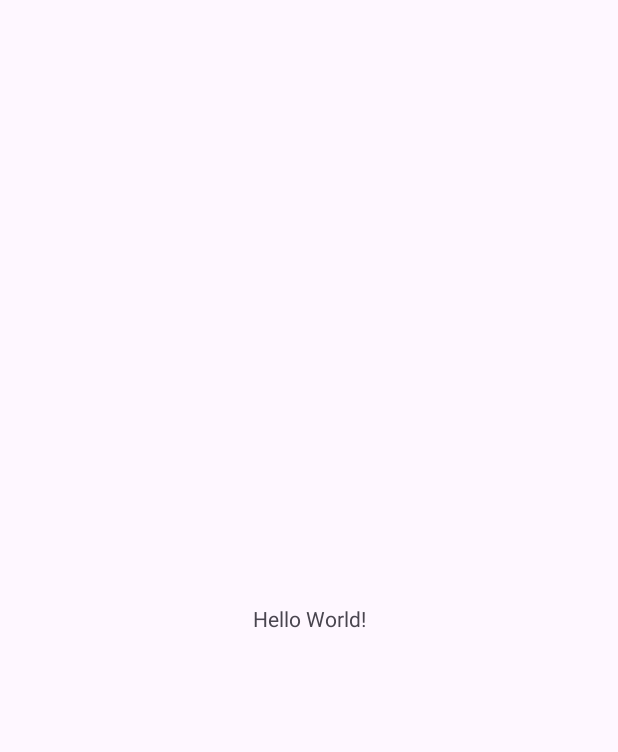
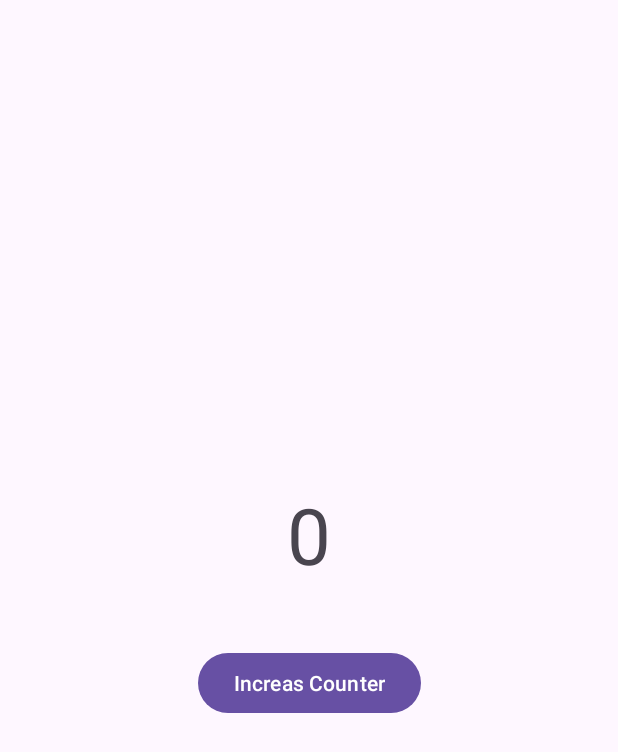
Before and after one commit to mshajkarami/viewmodel_livedata_Kotlin, an Android app: the screen it shows after launch (MainActivity), on a phone screen of 412 x 824 dp. Before the commit the part shown is almost empty. Shown: the top 752 px of the screen. Run offline under Robolectric (Android 15) with nearby library versions, the phone set to English and light mode, and no system bars.

Commit message:
feat: Implement basic counter with ViewModel
This commit introduces a simple counter functionality using Android's ViewModel component.

- Added `CounterViewModel.kt` to manage the counter's state. It includes methods to increment and retrieve the counter value.
- Updated `MainActivity.kt` to:
    - Initialize and observe the `CounterViewModel`.
    - Display the counter value in a `TextView`.
    - Increment the counter on a `Button` click and update the `TextView`.
- Modified `activity_main.xml` to include a `TextView` for displaying the counter and a `Button` to increment it.
- Added IntelliJ IDEA configuration files for App Insights and deployment target selection.

```diff
--- /dev/null
+++ b/app/src/main/java/com/irisaco/viewmodel_livedata/CounterViewModel.kt
@@ -0,0 +1,15 @@
+package com.irisaco.viewmodel_livedata
+
+import androidx.lifecycle.ViewModel
+
+class CounterViewModel : ViewModel() {
+    private var counter = 0
+
+    fun increaseCounter() {
+        counter++
+    }
+
+    fun getCounter(): Int {
+        return counter
+    }
+}
--- a/app/src/main/java/com/irisaco/viewmodel_livedata/MainActivity.kt
+++ b/app/src/main/java/com/irisaco/viewmodel_livedata/MainActivity.kt
@@ -1,12 +1,20 @@
 package com.irisaco.viewmodel_livedata
 
 import android.os.Bundle
+import android.widget.Button
+import android.widget.TextView
 import androidx.activity.enableEdgeToEdge
+import androidx.activity.viewModels
 import androidx.appcompat.app.AppCompatActivity
 import androidx.core.view.ViewCompat
 import androidx.core.view.WindowInsetsCompat
 
 class MainActivity : AppCompatActivity() {
+    private lateinit var counterTextView: TextView
+    private lateinit var increaseButton: Button
+
+    private val viewModel : CounterViewModel by viewModels()
+    private var counter = 0
     override fun onCreate(savedInstanceState: Bundle?) {
         super.onCreate(savedInstanceState)
         enableEdgeToEdge()
@@ -16,5 +24,15 @@ class MainActivity : AppCompatActivity() {
             v.setPadding(systemBars.left, systemBars.top, systemBars.right, systemBars.bottom)
             insets
         }
+        counterTextView =findViewById(R.id.txt_counter)
+        increaseButton = findViewById(R.id.btn_increase)
+
+        counterTextView.text = viewModel.getCounter().toString()
+
+
+        increaseButton.setOnClickListener {
+            viewModel.increaseCounter()
+            counterTextView.text = viewModel.getCounter().toString()
+        }
     }
 }
--- a/app/src/main/res/layout/activity_main.xml
+++ b/app/src/main/res/layout/activity_main.xml
@@ -8,12 +8,25 @@
     tools:context=".MainActivity">
 
     <TextView
+        android:id="@+id/txt_counter"
         android:layout_width="wrap_content"
         android:layout_height="wrap_content"
-        android:text="Hello World!"
+        android:text="0"
+        android:textSize="52sp"
         app:layout_constraintBottom_toBottomOf="parent"
         app:layout_constraintEnd_toEndOf="parent"
         app:layout_constraintStart_toStartOf="parent"
-        app:layout_constraintTop_toTopOf="parent" />
+        app:layout_constraintTop_toTopOf="parent"
+        app:layout_constraintVertical_bias="0.426" />
+
+    <Button
+        android:id="@+id/btn_increase"
+        android:layout_width="wrap_content"
+        android:layout_height="wrap_content"
+        android:layout_marginTop="40dp"
+        android:text="Increas Counter"
+        app:layout_constraintEnd_toEndOf="parent"
+        app:layout_constraintStart_toStartOf="parent"
+        app:layout_constraintTop_toBottomOf="@+id/txt_counter" />
 
 </androidx.constraintlayout.widget.ConstraintLayout>
```
